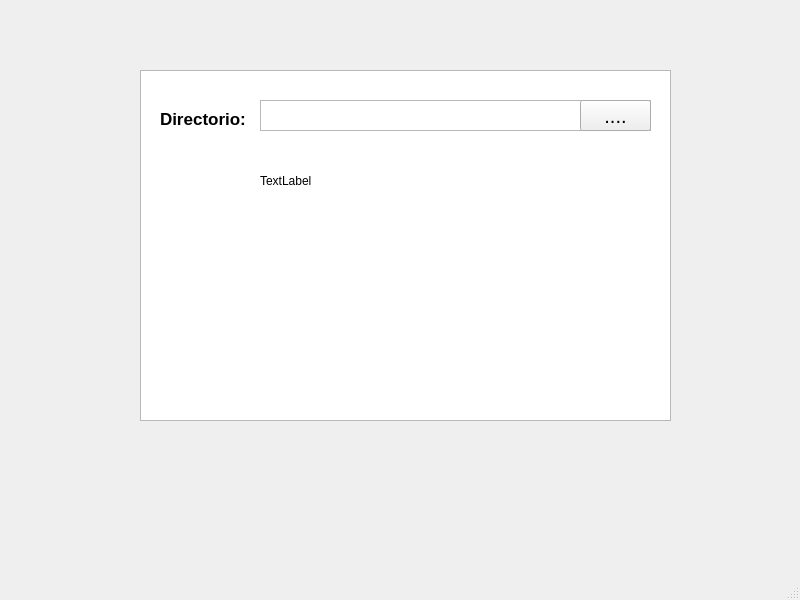
Before: the Qt Designer form mainwindow.ui in RogerNegrete/Practica8, drawn with Qt 5.
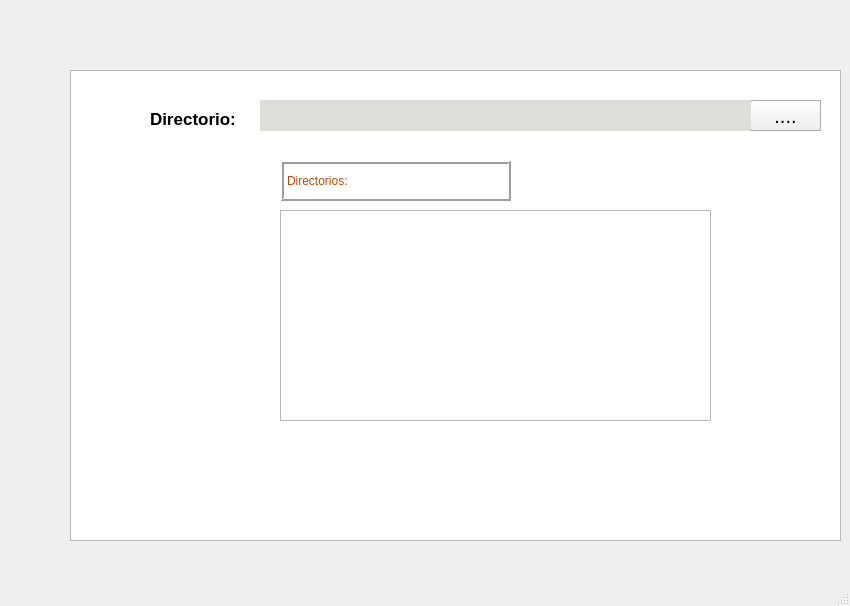
After: the same form once the commit is applied.

Commit message: Ultima actualizacion

What changed in the file:
```diff
--- a/mainwindow.ui
+++ b/mainwindow.ui
@@ -6,8 +6,8 @@
    <rect>
     <x>0</x>
     <y>0</y>
-    <width>800</width>
-    <height>600</height>
+    <width>850</width>
+    <height>606</height>
    </rect>
   </property>
   <property name="windowTitle">
@@ -17,10 +17,10 @@
    <widget class="QTextEdit" name="textEdit">
     <property name="geometry">
      <rect>
-      <x>140</x>
+      <x>70</x>
       <y>70</y>
-      <width>531</width>
-      <height>351</height>
+      <width>771</width>
+      <height>471</height>
      </rect>
     </property>
    </widget>
@@ -28,19 +28,25 @@
     <property name="geometry">
      <rect>
       <x>260</x>
-      <y>150</y>
-      <width>331</width>
-      <height>61</height>
+      <y>100</y>
+      <width>491</width>
+      <height>31</height>
      </rect>
     </property>
+    <property name="autoFillBackground">
+     <bool>false</bool>
+    </property>
+    <property name="styleSheet">
+     <string notr="true">background-color: rgb(222, 221, 218);</string>
+    </property>
     <property name="text">
-     <string>TextLabel</string>
+     <string/>
     </property>
    </widget>
    <widget class="QPushButton" name="pushButton">
     <property name="geometry">
      <rect>
-      <x>580</x>
+      <x>750</x>
       <y>100</y>
       <width>71</width>
       <height>31</height>
@@ -60,7 +66,7 @@
      <rect>
       <x>260</x>
       <y>100</y>
-      <width>391</width>
+      <width>561</width>
       <height>31</height>
      </rect>
     </property>
@@ -68,7 +74,7 @@
    <widget class="QLabel" name="label_2">
     <property name="geometry">
      <rect>
-      <x>160</x>
+      <x>150</x>
       <y>110</y>
       <width>91</width>
       <height>17</height>
@@ -85,18 +91,56 @@
      <string>Directorio:</string>
     </property>
    </widget>
+   <widget class="QLabel" name="label_3">
+    <property name="geometry">
+     <rect>
+      <x>280</x>
+      <y>160</y>
+      <width>231</width>
+      <height>41</height>
+     </rect>
+    </property>
+    <property name="styleSheet">
+     <string notr="true">font: 75 24pt &quot;Ubuntu&quot;;
+color: rgb(198, 70, 0);</string>
+    </property>
+    <property name="frameShape">
+     <enum>QFrame::Box</enum>
+    </property>
+    <property name="frameShadow">
+     <enum>QFrame::Raised</enum>
+    </property>
+    <property name="lineWidth">
+     <number>2</number>
+    </property>
+    <property name="text">
+     <string>Directorios:</string>
+    </property>
+   </widget>
+   <widget class="QListWidget" name="listWidget">
+    <property name="geometry">
+     <rect>
+      <x>280</x>
+      <y>210</y>
+      <width>431</width>
+      <height>211</height>
+     </rect>
+    </property>
+   </widget>
    <zorder>textEdit</zorder>
-   <zorder>label</zorder>
    <zorder>textEdit_2</zorder>
    <zorder>pushButton</zorder>
    <zorder>label_2</zorder>
+   <zorder>label</zorder>
+   <zorder>label_3</zorder>
+   <zorder>listWidget</zorder>
   </widget>
   <widget class="QMenuBar" name="menubar">
    <property name="geometry">
     <rect>
      <x>0</x>
      <y>0</y>
-     <width>800</width>
+     <width>850</width>
      <height>22</height>
     </rect>
    </property>
```
The commit also changes 2 other files.
